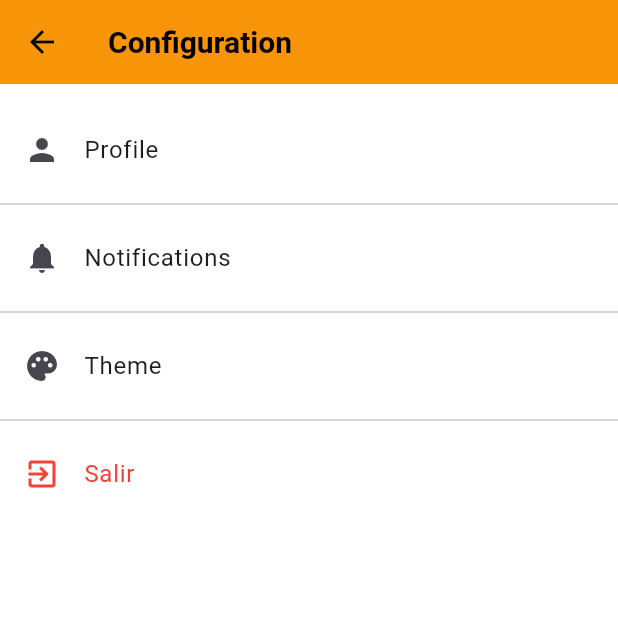
After one commit to FlowStack-S/managewise-mobileapp, a Flutter app: the ConfigurationPage screen opened directly, on a phone screen of 412 x 824 dp, the top half of it. The commit adds this screen. Run offline on Flutter 3.47's test engine with Material 3 defaults, Android fonts, the phone set to English and light mode, and no system bars; our stand-ins replace syncfusion_flutter_charts.

Commit message:
Configuration Page created

```diff
--- /dev/null
+++ b/lib/features/configuration/presentation/configuration_page.dart
@@ -0,0 +1,63 @@
+// lib/features/configuration/presentation/configuration_page.dart
+import 'package:flutter/material.dart';
+
+class ConfigurationPage extends StatelessWidget {
+  const ConfigurationPage({super.key});
+
+  void _logout(BuildContext context) {
+    // Aquí aquí añadir lógica de logout (limpiar tokens, etc.)
+    // Luego navegar a la pantalla de login y limpiar el historial:
+    Navigator.pushNamedAndRemoveUntil(context, '/login', (route) => false);
+  }
+
+  @override
+  Widget build(BuildContext context) {
+    return Scaffold(
+      appBar: AppBar(
+        title: const Text('Configuration'),
+        backgroundColor: Colors.orange,
+      ),
+      body: ListView(
+        children: [
+          const SizedBox(height: 16),
+          // Opción 1 (no funcional)
+          ListTile(
+            leading: const Icon(Icons.person),
+            title: const Text('Profile'),
+            onTap: () {
+              // futura funcionalidad
+            },
+          ),
+          const Divider(),
+
+          // Opción 2 (no funcional)
+          ListTile(
+            leading: const Icon(Icons.notifications),
+            title: const Text('Notifications'),
+            onTap: () {
+              // futura funcionalidad
+            },
+          ),
+          const Divider(),
+
+          // Opción 3 (no funcional)
+          ListTile(
+            leading: const Icon(Icons.palette),
+            title: const Text('Theme'),
+            onTap: () {
+              // futura funcionalidad
+            },
+          ),
+          const Divider(),
+
+          // Salir (funcional)
+          ListTile(
+            leading: const Icon(Icons.exit_to_app, color: Colors.red),
+            title: const Text('Salir', style: TextStyle(color: Colors.red)),
+            onTap: () => _logout(context),
+          ),
+        ],
+      ),
+    );
+  }
+}
--- a/lib/features/home/presentation/drawer_menu.dart
+++ b/lib/features/home/presentation/drawer_menu.dart
@@ -4,6 +4,7 @@ import 'package:managewise_mobileproject/features/backlog/presentation/backlog_p
 import 'package:managewise_mobileproject/features/board/presentation/board_page.dart';
 import 'package:managewise_mobileproject/features/issues/presentation/issues_page.dart';
 import 'package:managewise_mobileproject/features/meetings/presentation/meetings_page.dart';
+import 'package:managewise_mobileproject/features/configuration/presentation/configuration_page.dart';
 
 class DrawerMenu extends StatelessWidget {
   const DrawerMenu({super.key});
@@ -24,7 +25,7 @@ class DrawerMenu extends StatelessWidget {
           _buildDrawerItem(context, Icons.bug_report, 'Issues', const IssuesPage()),
           //_buildDrawerItem(context, Icons.group, 'Members', const MembersPage()),
           _buildDrawerItem(context, Icons.meeting_room, 'Meetings', const MeetingsPage()),
-          //_buildDrawerItem(context, Icons.settings, 'Configuration', const ConfigurationPage()),
+          _buildDrawerItem(context, Icons.settings, 'Configuration', const ConfigurationPage()),
         ],
       ),
     );
```
Also changed, not shown: 4 other files.
